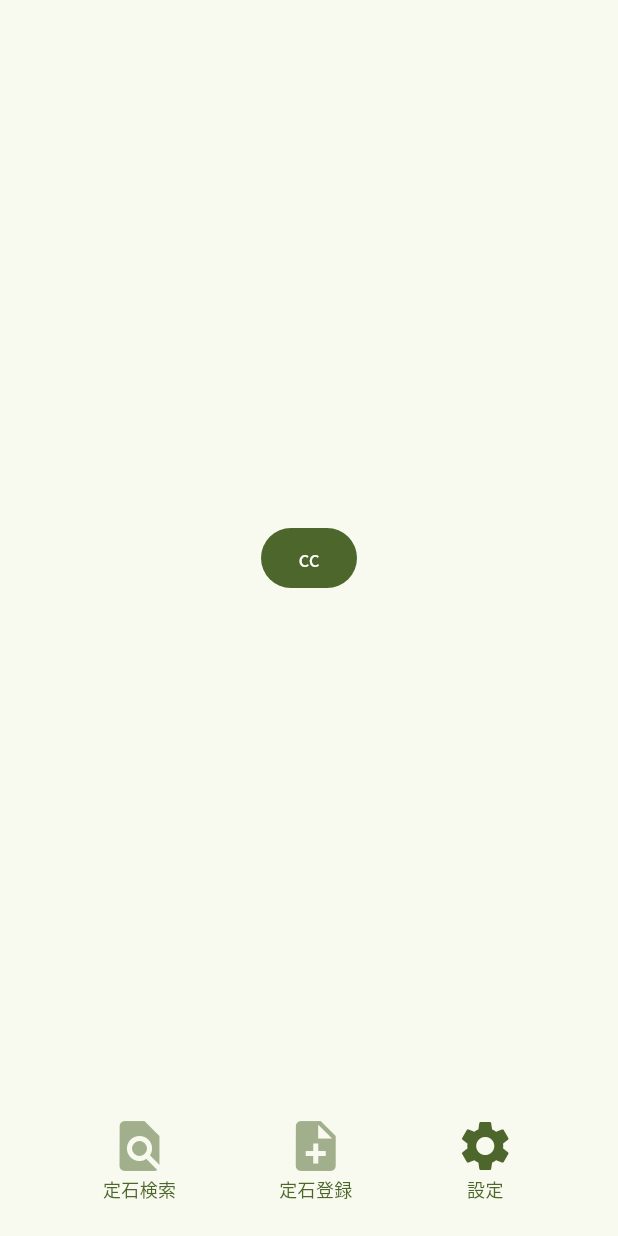
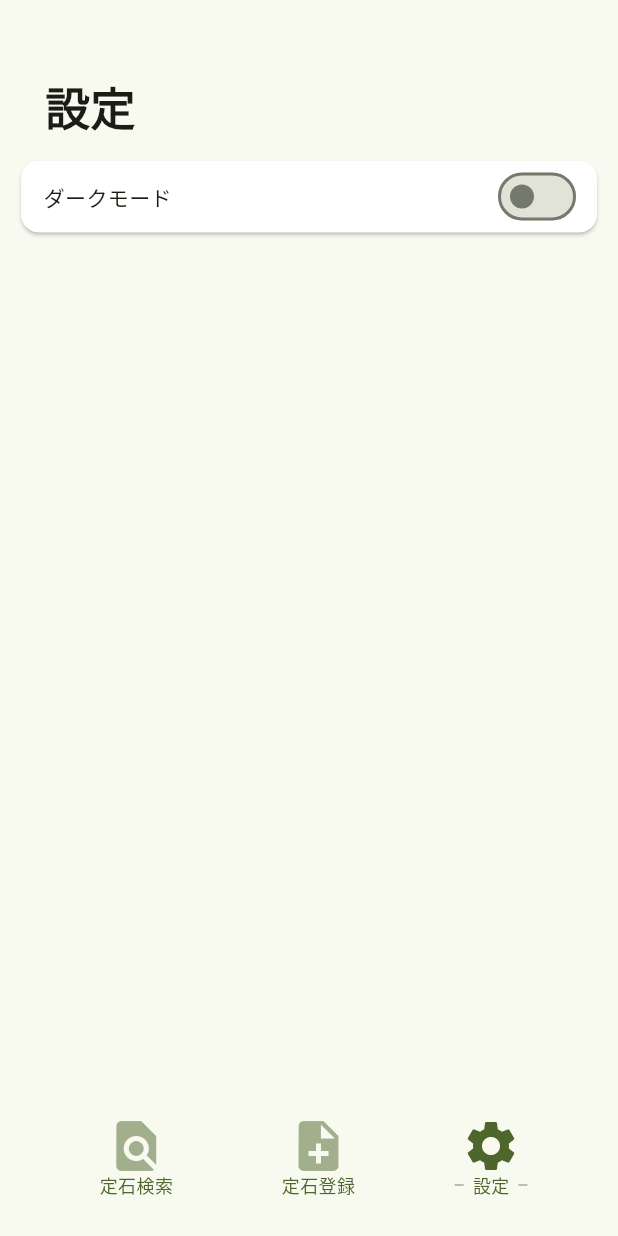
Before and after one commit to usatyo/sugomori, a Flutter app: the SettingPage screen opened by its route, on a phone screen of 412 x 824 dp. Run offline on Flutter 3.47's test engine with Material 3 defaults, Android fonts, the phone set to English and light mode, and no system bars; our stand-ins replace google_fonts, youtube_player_flutter; network calls fail.

```diff
--- a/frontend/lib/components/bottom_menu.dart
+++ b/frontend/lib/components/bottom_menu.dart
@@ -25,7 +25,9 @@ class MenuBarState extends State<BottomMenu> {
             label: "定石検索",
             icon: Icons.find_in_page,
             route: "/search",
-            selected: ModalRoute.of(context)!.settings.name == "/search",
+            selected:
+                ModalRoute.of(context)!.settings.name == "/search" ||
+                ModalRoute.of(context)!.settings.name == "/detail",
           ),
           BottomMenuItem(
             label: "定石登録",
--- a/frontend/lib/components/bottom_menu_item.dart
+++ b/frontend/lib/components/bottom_menu_item.dart
@@ -27,15 +27,38 @@ class BottomMenuItem extends StatelessWidget {
             opacity: selected! ? 1 : 0.5,
             child: Icon(icon, size: 40, color: Theme.of(context).primaryColor),
           ),
+          Row(
+            spacing: 6,
+            mainAxisAlignment: MainAxisAlignment.center,
+            crossAxisAlignment: CrossAxisAlignment.center,
+            children: [
+              selected! ? TextDecoration() : Container(),
               Text(
                 label!,
                 style: TextStyle(
                   fontSize: 12,
+                  height: 1,
                   color: Theme.of(context).primaryColor,
                 ),
+              ),
+              selected! ? TextDecoration() : Container(),
+            ],
           ),
         ],
       ),
     );
   }
 }
+
+class TextDecoration extends StatelessWidget {
+  const TextDecoration({super.key});
+
+  @override
+  Widget build(BuildContext context) {
+    return Container(
+      height: 0.5,
+      width: 6,
+      color: Theme.of(context).primaryColor,
+    );
+  }
+}
--- /dev/null
+++ b/frontend/lib/components/general_setting.dart
@@ -0,0 +1,52 @@
+import 'package:flutter/material.dart';
+
+class GeneralSetting extends StatefulWidget {
+  const GeneralSetting({super.key});
+
+  @override
+  State<GeneralSetting> createState() => _GeneralSettingState();
+}
+
+class _GeneralSettingState extends State<GeneralSetting> {
+  bool isDarkMode = false;
+  void onDarkModeChanged(bool value) {
+    setState(() {
+      isDarkMode = value;
+    });
+  }
+
+  @override
+  Widget build(BuildContext context) {
+    return Card(
+      color: Colors.white,
+      child: Column(
+        children: [
+          Padding(
+            padding: EdgeInsets.only(left: 15, right: 10),
+            child: Row(
+              children: [
+                Text("ダークモード"),
+                Expanded(child: SizedBox.shrink()),
+                Switch(value: isDarkMode, onChanged: onDarkModeChanged),
+              ],
+            ),
+          ),
+          // Divider(
+          //   height: 1,
+          //   color: Colors.black12,
+          // ),
+          // Padding(
+          //   padding: EdgeInsets.only(left: 15, right: 10),
+          //   child: Row(
+          //     children: [
+          //       Text("使用言語"),
+          //       Expanded(child: SizedBox.shrink()),
+          //       Switch(value: true, onChanged: null),
+          //     ],
+          //   ),
+          // ),
+        ],
+      ),
+    );
+  }
+}
--- a/frontend/lib/components/goban.dart
+++ b/frontend/lib/components/goban.dart
@@ -1,7 +1,7 @@
 import 'package:flutter/material.dart';
 import 'package:frontend/components/goban_painter.dart';
 import 'package:frontend/components/single_stone.dart';
-import 'package:frontend/model/joseki.dart';
+import 'package:frontend/models/joseki.dart';
 
 class Goban extends StatefulWidget {
   const Goban({super.key});
--- a/frontend/lib/components/single_stone.dart
+++ b/frontend/lib/components/single_stone.dart
@@ -1,5 +1,5 @@
 import 'package:flutter/material.dart';
-import 'package:frontend/model/joseki.dart';
+import 'package:frontend/models/joseki.dart';
 
 class SingleStone extends StatefulWidget {
   const SingleStone({super.key, this.num, this.color});
--- a/frontend/lib/page/setting_page.dart
+++ b/frontend/lib/page/setting_page.dart
@@ -1,5 +1,6 @@
 import 'package:flutter/material.dart';
 import 'package:frontend/components/bottom_menu.dart';
+import 'package:frontend/components/general_setting.dart';
 
 class SettingPage extends StatelessWidget {
   const SettingPage({super.key});
@@ -8,14 +9,22 @@ class SettingPage extends StatelessWidget {
   Widget build(BuildContext context) {
     return Scaffold(
       body: Column(
+        crossAxisAlignment: CrossAxisAlignment.start,
         children: [
-          Expanded(
-            child: Container(
-              padding: EdgeInsets.all(10),
-              alignment: Alignment.center,
-              child: FilledButton(onPressed: () {}, child: Text("cc")),
+          Padding(padding: EdgeInsets.only(top: 50)),
+          Padding(
+            padding: EdgeInsets.symmetric(horizontal: 30, vertical: 0),
+            child: Text(
+              "設定",
+              style: TextStyle(fontSize: 30, fontWeight: FontWeight.bold),
             ),
           ),
+          Container(
+            padding: EdgeInsets.all(10),
+            alignment: Alignment.center,
+            child: GeneralSetting(),
+          ),
+          Expanded(child: Container()),
           BottomMenu(),
         ],
       ),
--- a/frontend/pubspec.yaml
+++ b/frontend/pubspec.yaml
@@ -30,11 +30,13 @@ environment:
 dependencies:
   flutter:
     sdk: flutter
+  flutter_hooks: ^0.21.2
+  google_fonts: ^6.2.1
+  http: ^1.3.0
+  youtube_player_flutter: ^9.1.1
 
   # The following adds the Cupertino Icons font to your application.
   # Use with the CupertinoIcons class for iOS style icons.
-  cupertino_icons: ^1.0.8
-  google_fonts: ^6.2.1
 
 dev_dependencies:
   flutter_test:
```
Also changed, not shown: frontend/lib/components/video_card.dart (added, +33 -0 lines), frontend/lib/main.dart (+3 -6 lines), frontend/lib/models/youtube.dart (added, +22 -0 lines), frontend/lib/page/detail_page.dart (+28 -3 lines), frontend/lib/page/search_page.dart (+31 -5 lines), frontend/lib/services/youtube_api_service.dart (added, +42 -0 lines), frontend/lib/models/joseki.dart (renamed from frontend/lib/model/joseki.dart), frontend/pubspec.lock, 5 other files. Lines whose indentation alone changed are shown as unchanged.
